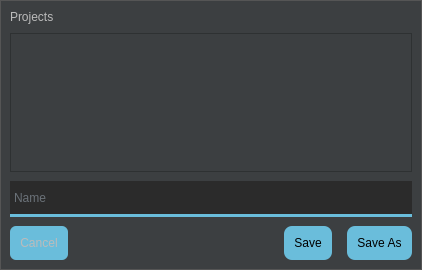
Old version of the form projecteditor.ui in the repository tmstieff/Woke.
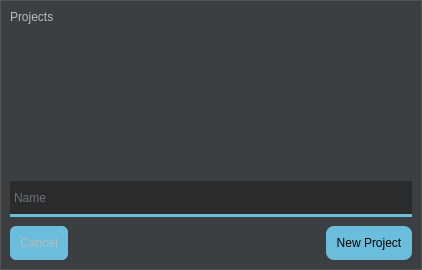
New version of the form.

Commit message: Update styling and add table items for project editor

```diff
--- a/projecteditor.ui
+++ b/projecteditor.ui
@@ -108,11 +108,17 @@
         <property name="styleSheet">
          <string notr="true"/>
         </property>
+        <property name="frameShape">
+         <enum>QFrame::NoFrame</enum>
+        </property>
         <property name="alternatingRowColors">
          <bool>false</bool>
         </property>
         <property name="selectionMode">
-         <enum>QAbstractItemView::SingleSelection</enum>
+         <enum>QAbstractItemView::ContiguousSelection</enum>
+        </property>
+        <property name="selectionBehavior">
+         <enum>QAbstractItemView::SelectRows</enum>
         </property>
         <property name="iconSize">
          <size>
@@ -126,6 +132,12 @@
         <property name="gridStyle">
          <enum>Qt::NoPen</enum>
         </property>
+        <attribute name="horizontalHeaderVisible">
+         <bool>false</bool>
+        </attribute>
+        <attribute name="verticalHeaderVisible">
+         <bool>false</bool>
+        </attribute>
        </widget>
       </item>
       <item>
@@ -185,30 +197,7 @@
          </spacer>
         </item>
         <item>
-         <widget class="QPushButton" name="confirmSaveButton">
-          <property name="styleSheet">
-           <string notr="true">#confirmSaveButton {
-	/*background-color: #6ABDDB;*/
-	color: #000000;
-	border: none;
-	padding: 10px;
-	border-radius: 8px;
-	background: qlineargradient(x1: 0, y1: 0, x2: 0, y2: 1
-                stop:0 #6dc7e8, stop:1 #589eb7)
-}
-
-#confirmSaveButton:hover {
-	background: qlineargradient(x1: 0, y1: 0, x2: 0, y2: 1
-                stop:0 #6ABDDB, stop:1 #589eb7)
-}</string>
-          </property>
-          <property name="text">
-           <string>Save</string>
-          </property>
-         </widget>
-        </item>
-        <item>
-         <widget class="QPushButton" name="confirmSaveAsButton">
+         <widget class="QPushButton" name="newProjectButton">
           <property name="styleSheet">
            <string notr="true">#confirmSaveAsButton {
 	/*background-color: #6ABDDB;*/
@@ -226,7 +215,7 @@
 }</string>
           </property>
           <property name="text">
-           <string>Save As</string>
+           <string>New Project</string>
           </property>
          </widget>
         </item>
```
The commit also changes 2 other files.
